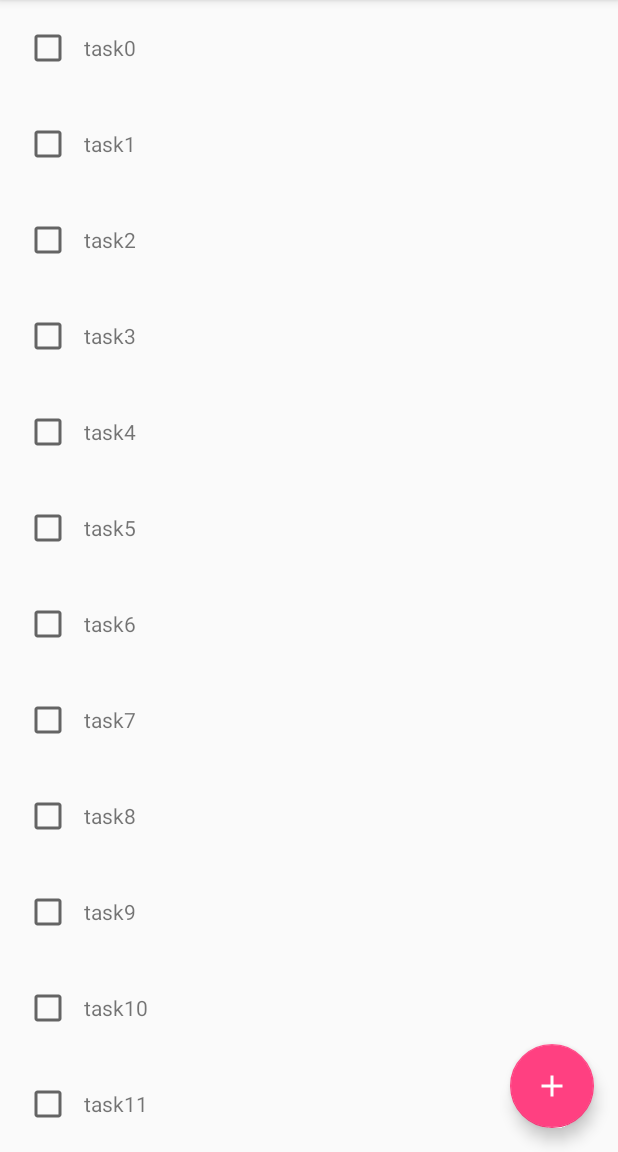
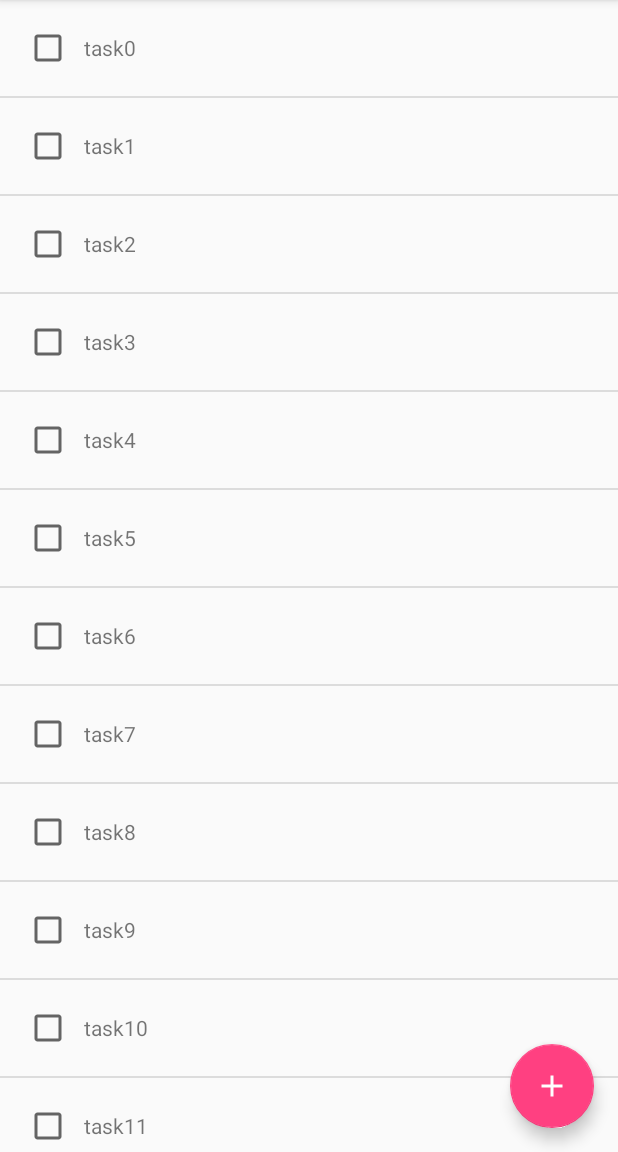
Before and after one commit to lxshao007/todolist-app, an Android app: the screen it shows after launch (MainActivity), on a phone screen of 412 x 824 dp, the part 84-1236 px from its top. Run offline under Robolectric (Android 15) with nearby library versions, the phone set to English and light mode, and no system bars.

Commit message:
implemented listview

```diff
--- a/app/src/main/java/com/example/lingxiao/tasktodo/MainActivity.java
+++ b/app/src/main/java/com/example/lingxiao/tasktodo/MainActivity.java
@@ -4,6 +4,7 @@ import android.support.v7.app.AppCompatActivity;
 import android.os.Bundle;
 import android.view.View;
 import android.widget.LinearLayout;
+import android.widget.ListView;
 import android.widget.TextView;
 
 import com.example.lingxiao.tasktodo.Utils.DateUtils;
@@ -35,19 +36,9 @@ public class MainActivity extends AppCompatActivity {
     }
 
     private void setupUI() {
-        LinearLayout linearLayout = findViewById(R.id.todo_list);
-        for (Todo todo : todos) {
-            View view = getListItemView(todo);
-            linearLayout.addView(view);
-        }
+        ListView listView = findViewById(R.id.list_view);
+        listView.setAdapter(new TodoAdapter(this, todos));
     }
 
-    private View getListItemView(Todo todo) {
-        View view = getLayoutInflater().inflate(R.layout.list_item, null);;
 
-        ((TextView) view.findViewById(R.id.list_item_text)).setText(todo.text);
-
-        return view;
-
-    }
 }
--- a/app/src/main/java/com/example/lingxiao/tasktodo/TodoAdapter.java
+++ b/app/src/main/java/com/example/lingxiao/tasktodo/TodoAdapter.java
@@ -1,10 +1,50 @@
 package com.example.lingxiao.tasktodo;
 
+import android.content.Context;
+import android.view.LayoutInflater;
+import android.view.View;
+import android.view.ViewGroup;
 import android.widget.BaseAdapter;
+import android.widget.TextView;
+
+import com.example.lingxiao.tasktodo.models.Todo;
+
+import java.util.List;
 
 /**
  * Created by lingxiao on 3/25/18.
  */
 
 public class TodoAdapter extends BaseAdapter {
+
+    private Context context;
+    private List<Todo> data;
+
+    public TodoAdapter(Context context, List<Todo> data) {
+        this.context = context;
+        this.data = data;
+    }
+
+    @Override
+    public int getCount() {
+        return data.size();
+    }
+
+    @Override
+    public Object getItem(int i) {
+        return data.get(i);
+    }
+
+    @Override
+    public long getItemId(int i) {
+        return i;
+    }
+
+    @Override
+    public View getView(int i, View convertView, ViewGroup viewGroup) {
+        View view = LayoutInflater.from(context).inflate(R.layout.list_item, null);
+        Todo todo = data.get(i);
+        ((TextView) view.findViewById(R.id.list_item_text)).setText(todo.text);
+        return view;
+    }
 }
--- a/app/src/main/res/layout/activity_main.xml
+++ b/app/src/main/res/layout/activity_main.xml
@@ -7,16 +7,10 @@
     android:layout_height="match_parent"
     tools:context="com.example.lingxiao.tasktodo.MainActivity">
 
-    <ScrollView
+    <ListView
+        android:id="@+id/list_view"
         android:layout_width="match_parent"
-        android:layout_height="match_parent">
-
-        <LinearLayout
-            android:id="@+id/todo_list"
-            android:layout_width="match_parent"
-            android:layout_height="wrap_content"
-            android:orientation="vertical"/>
-    </ScrollView>
+        android:layout_height="wrap_content"/>
 
     <android.support.design.widget.FloatingActionButton
         android:layout_width="wrap_content"
```
